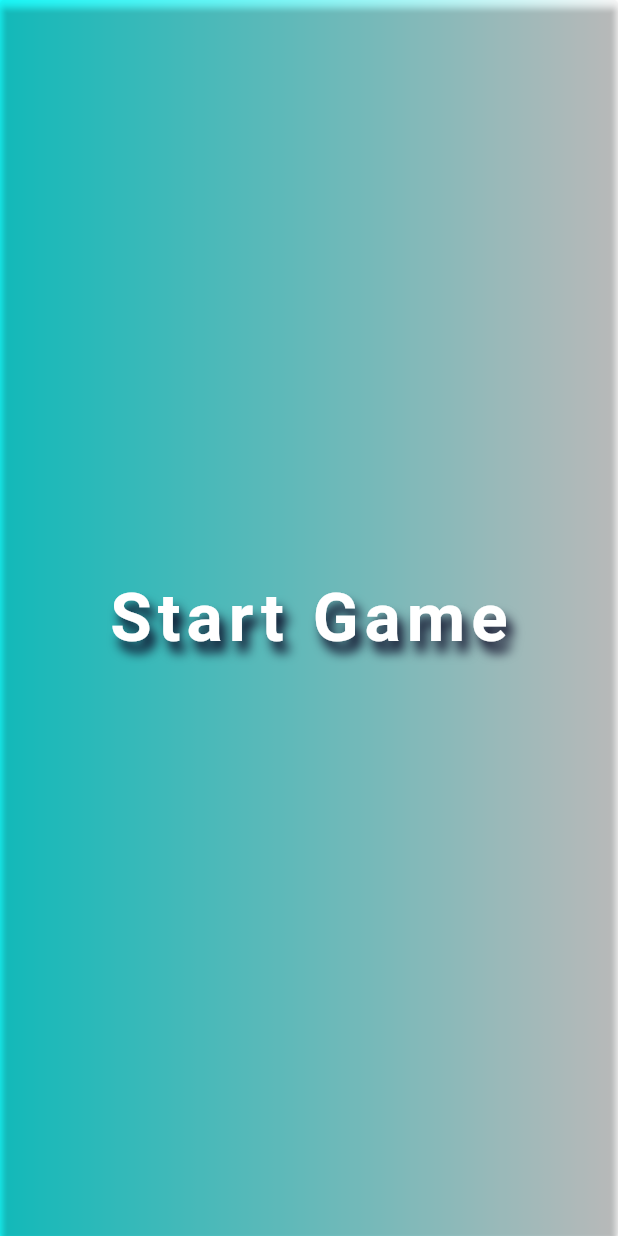
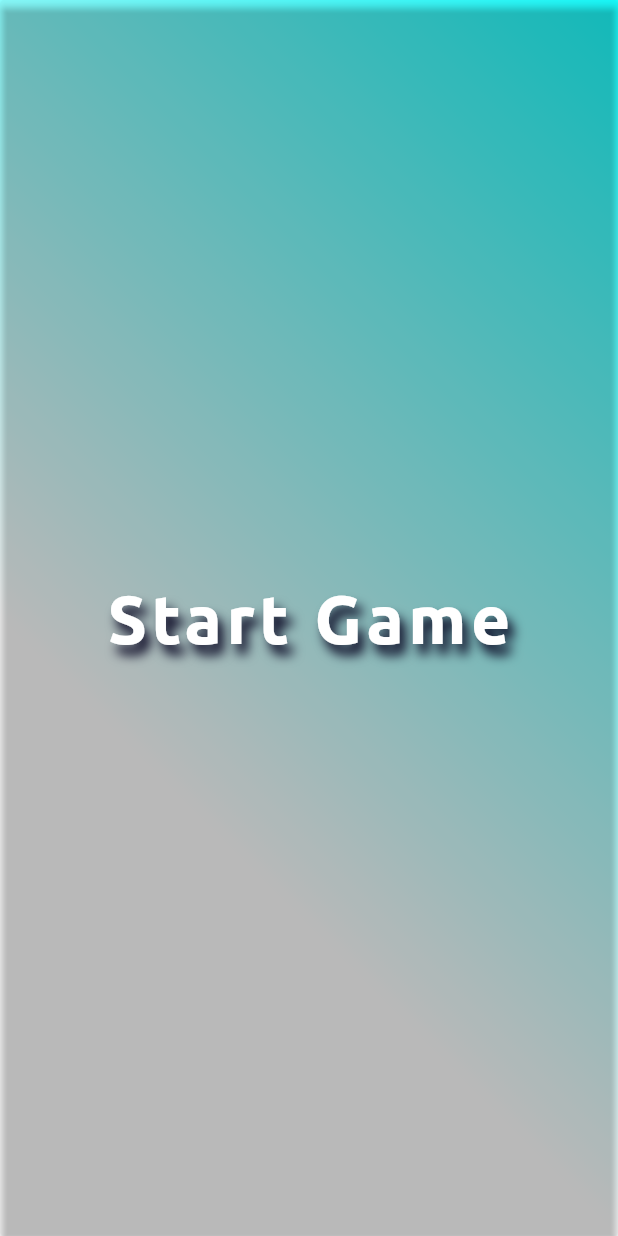
Before and after one commit to islam-ahsanul/rps-mobile-game, a Flutter app: the screen it shows after launch, on a phone screen of 412 x 824 dp. Run offline on Flutter 3.47's test engine with Material 2 defaults, Android fonts, the phone set to English and light mode, and no system bars; our stand-ins replace flutter_spinkit.

Commit message:
added font

```diff
--- a/lib/main.dart
+++ b/lib/main.dart
@@ -26,6 +26,7 @@
           accentColor: Colors.cyan[300],
           // canvasColor: Color.fromARGB(255, 241, 241, 227),
           canvasColor: Color.fromARGB(255, 8, 5, 33),
+          fontFamily: 'Ubuntu',
           // pageTransitionsTheme: PageTransitionsTheme(builders: {
           //   TargetPlatform.android: CustomPageTransitionBuilder(),
           //   TargetPlatform.iOS: CustomPageTransitionBuilder(),
--- a/lib/screens/welcome_page.dart
+++ b/lib/screens/welcome_page.dart
@@ -14,9 +14,12 @@
       body: Container(
         decoration: BoxDecoration(
           gradient: LinearGradient(
-            colors: const [
+            begin: Alignment.centerLeft,
+            end: Alignment.topRight,
+            colors: [
+              // Theme.of(context).canvasColor,
+              Colors.white,
               Colors.cyanAccent,
-              Colors.white,
             ],
           ),
         ),
@@ -32,7 +35,8 @@
               TextStyle(
                   fontSize: 45,
                   fontWeight: FontWeight.bold,
-                  letterSpacing: 4,
+                  fontFamily: 'Ubuntu',
+                  letterSpacing: 3,
                   shadows: [
                     Shadow(
                       offset: Offset(4.0, 7.0),
```
Also changed, not shown: pubspec.yaml (+5 -6 lines), assets/fonts/Ubuntu-Bold.ttf (added), assets/fonts/Ubuntu-Regular.ttf (added).
